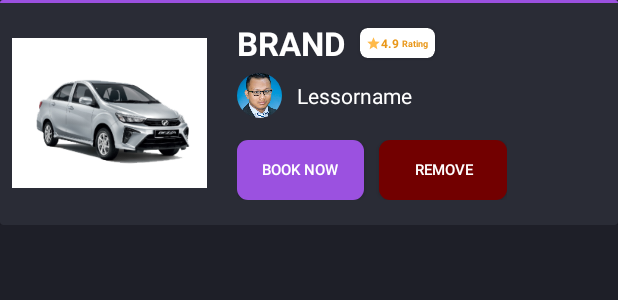
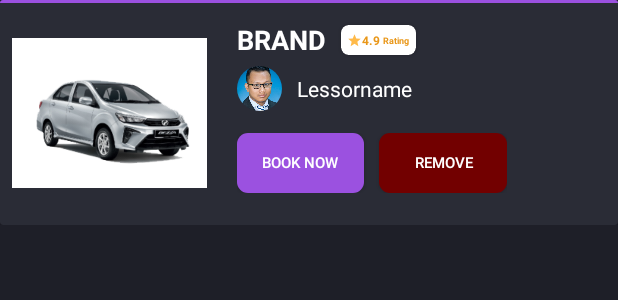
Before and after one commit to MrShameer/Vroom, an Android app: the layout cardview_activity_wishlist.xml on its own in the app's theme, with its tools: preview values and no code run, on a phone screen of 412 x 824 dp. Shown: the top 300 px of the screen. Run offline under Robolectric (Android 15) with nearby library versions, the phone set to English and light mode, and no system bars; Roboto replaces fonts that are not available here.

```diff
--- a/app/src/main/res/layout/cardview_activity_wishlist.xml
+++ b/app/src/main/res/layout/cardview_activity_wishlist.xml
@@ -122,7 +122,7 @@
                 android:text="Brand"
                 android:textAllCaps="true"
                 android:textColor="@color/white"
-                android:textSize="22dp"
+                android:textSize="18dp"
                 android:textStyle="bold"
                 app:layout_constraintStart_toEndOf="@+id/vehiclePic"
                 app:layout_constraintTop_toBottomOf="@+id/iv_bar" />
```
